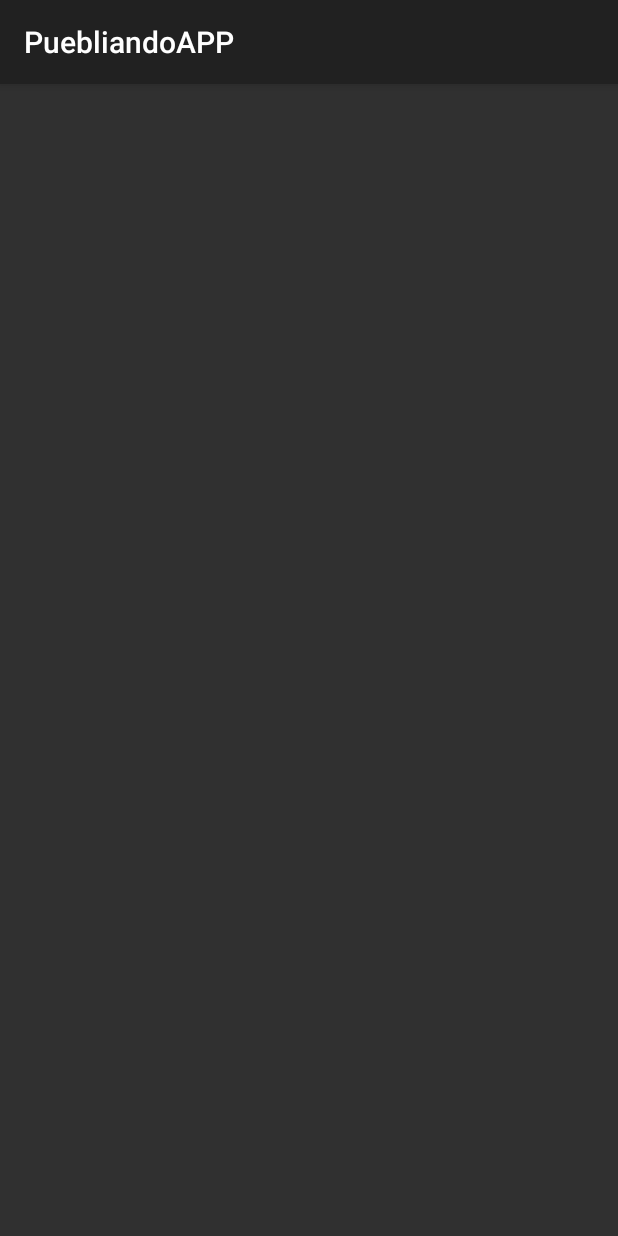
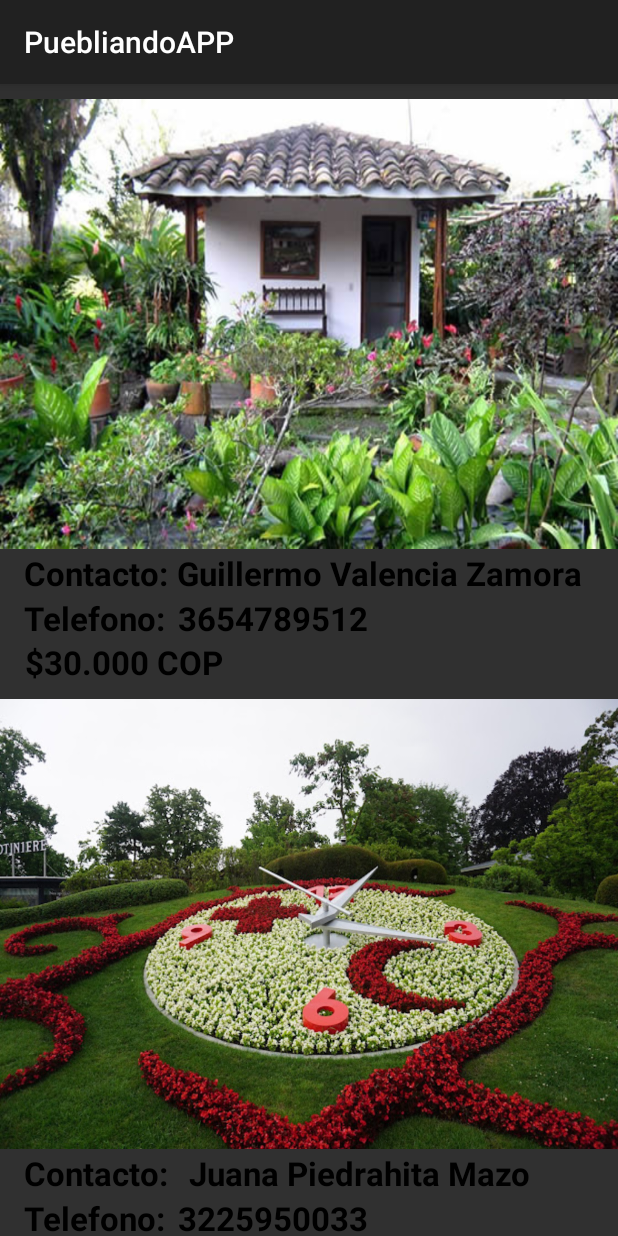
Before and after one commit to Meli1808/enviofinalmovil1, an Android app: the listasitios screen opened directly, with no data from a screen before it, on a phone screen of 412 x 824 dp. Run offline under Robolectric (Android 15) with nearby library versions, the phone set to English and light mode, and no system bars.

Commit message:
Se crea lista de sitios en java y se corrijen adaptadores.

```diff
--- a/app/src/main/java/com/example/puebliandoapp/adaptadores/AdaptadorRestaurante.java
+++ b/app/src/main/java/com/example/puebliandoapp/adaptadores/AdaptadorRestaurante.java
@@ -57,8 +57,8 @@ public class AdaptadorRestaurante extends RecyclerView.Adapter<AdaptadorRestaura
             fotoRestaurante=itemView.findViewById(R.id.fotolistares);
             nombreRestaurante=itemView.findViewById(R.id.nombrelistares);
             precioRestaurante=itemView.findViewById(R.id.preciolistares);
-            contactoRestaurante=itemView.findViewById(R.id.contactolistares);
-            platoRecomendadoRestaurantes=itemView.findViewById(R.id.platolistares);
+            contactoRestaurante=itemView.findViewById(R.id.telefonolistares);
+            platoRecomendadoRestaurantes=itemView.findViewById(R.id.recomendadolistares);
         }
 
         public void actualizarDatos(MoldeRestaurantes moldeRestaurantes) {
--- a/app/src/main/java/com/example/puebliandoapp/adaptadores/AdaptadorSitios.java
+++ b/app/src/main/java/com/example/puebliandoapp/adaptadores/AdaptadorSitios.java
@@ -58,13 +58,13 @@ public class AdaptadorSitios extends RecyclerView.Adapter<AdaptadorSitios.viewHo
             nombreSitio=itemView.findViewById(R.id.nombrelistasitios);
             nombreContactoSitio=itemView.findViewById(R.id.contactonombrelista);
             precioSitio=itemView.findViewById(R.id.preciolistamuseo);
-            telefonoSitio=itemView.findViewById(R.id.contactolista);
+            telefonoSitio=itemView.findViewById(R.id.numerolistamuseo);
         }
 
         public void actualizarDatos(MoldeTurismo moldeTurismo) {
             fotoSitio.setImageResource(moldeTurismo.getFoto());
             nombreSitio.setText(moldeTurismo.getNombre());
-            nombreContactoSitio.setText(moldeTurismo.getNombre());
+            nombreContactoSitio.setText(moldeTurismo.getNombreContacto());
             precioSitio.setText(moldeTurismo.getPrecio());
             telefonoSitio.setText(moldeTurismo.getTelefono());
         }
--- a/app/src/main/java/com/example/puebliandoapp/listasitios.java
+++ b/app/src/main/java/com/example/puebliandoapp/listasitios.java
@@ -1,14 +1,38 @@
 package com.example.puebliandoapp;
 
 import androidx.appcompat.app.AppCompatActivity;
+import androidx.recyclerview.widget.LinearLayoutManager;
+import androidx.recyclerview.widget.RecyclerView;
 
 import android.os.Bundle;
 
+import com.example.puebliandoapp.adaptadores.AdaptadorSitios;
+import com.example.puebliandoapp.moldes.MoldeTurismo;
+
+import java.util.ArrayList;
+
 public class listasitios extends AppCompatActivity {
+
+    ArrayList<MoldeTurismo> ListaSitios=new ArrayList<>();
+    RecyclerView recyclerView;
 
     @Override
     protected void onCreate(Bundle savedInstanceState) {
         super.onCreate(savedInstanceState);
         setContentView(R.layout.activity_listasitios);
+        recyclerView=findViewById(R.id.listadinamicasitios);
+        recyclerView.setLayoutManager(new LinearLayoutManager(this,RecyclerView.VERTICAL,false));
+
+        llenarListaConDatos();
+        AdaptadorSitios adaptadorSitios=new AdaptadorSitios(ListaSitios);
+        recyclerView.setAdapter(adaptadorSitios);
+
+    }
+    public void llenarListaConDatos(){
+        ListaSitios.add(new MoldeTurismo("Casa Museo Hacienda Belen", "Guillermo Valencia Zamora","3654789512", "$30.000 COP",R.drawable.haciendabelen));
+        ListaSitios.add(new MoldeTurismo("Reloj Floral de Ginebra", "Juana Piedrahita Mazo", "3225950033", "$80.000 COP",R.drawable.sitio2));
+        ListaSitios.add(new MoldeTurismo("Palacio de las Naciones", "Sebastian unajirafa", "3187613243", "$180.0000 COP",R.drawable.sitio3));
+        ListaSitios.add(new MoldeTurismo("Jet d´Eau", "Jose Gallego Mesa", "3918430926", "$120.000 COP",R.drawable.sitio4));
+        ListaSitios.add(new MoldeTurismo("Museo de Arte e Historia", "Lina Guerrero Diamante", "3085276189", "$40.000 COP",R.drawable.sitio5));
     }
 }
--- a/app/src/main/res/layout/activity_sitios.xml
+++ b/app/src/main/res/layout/activity_sitios.xml
@@ -9,7 +9,7 @@
 
 
     <TextView
-        android:id="@+id/reseñarestaurantes"
+        android:id="@+id/reseñaSitios"
         android:layout_width="148dp"
         android:layout_height="202dp"
         android:layout_marginBottom="208dp"
@@ -24,7 +24,7 @@
         app:layout_constraintVertical_bias="1.0" />
 
     <Button
-        android:id="@+id/botonrestaurantes"
+        android:id="@+id/botonversitios"
         android:layout_width="wrap_content"
         android:layout_height="wrap_content"
         android:background="@drawable/botonredondo"
@@ -32,7 +32,7 @@
         app:layout_constraintBottom_toBottomOf="parent"
         app:layout_constraintEnd_toEndOf="parent"
         app:layout_constraintStart_toStartOf="parent"
-        app:layout_constraintTop_toBottomOf="@+id/reseñarestaurantes"
+        app:layout_constraintTop_toBottomOf="@+id/reseñaSitios"
         app:layout_constraintHorizontal_bias="0.8"
         app:layout_constraintVertical_bias="0.1" />
 
--- a/app/src/main/res/layout/molderestaurante.xml
+++ b/app/src/main/res/layout/molderestaurante.xml
@@ -39,7 +39,7 @@
         android:layout_height="wrap_content"
         android:text="Rango de Precio:"
         android:textColor="@color/black"
-        android:textSize="22dp"
+        android:textSize="20dp"
         android:textStyle="bold"
         app:layout_constraintBottom_toBottomOf="parent"
         app:layout_constraintEnd_toEndOf="parent"
@@ -54,7 +54,7 @@
         android:layout_height="wrap_content"
         android:text="$40.500 - $101.300"
         android:textColor="@color/black"
-        android:textSize="22dp"
+        android:textSize="20dp"
         android:textStyle="bold"
         app:layout_constraintBottom_toBottomOf="parent"
         app:layout_constraintEnd_toEndOf="parent"
```
Also changed, not shown: app/src/main/java/com/example/puebliandoapp/Sitios.java (+14 -0 lines).
